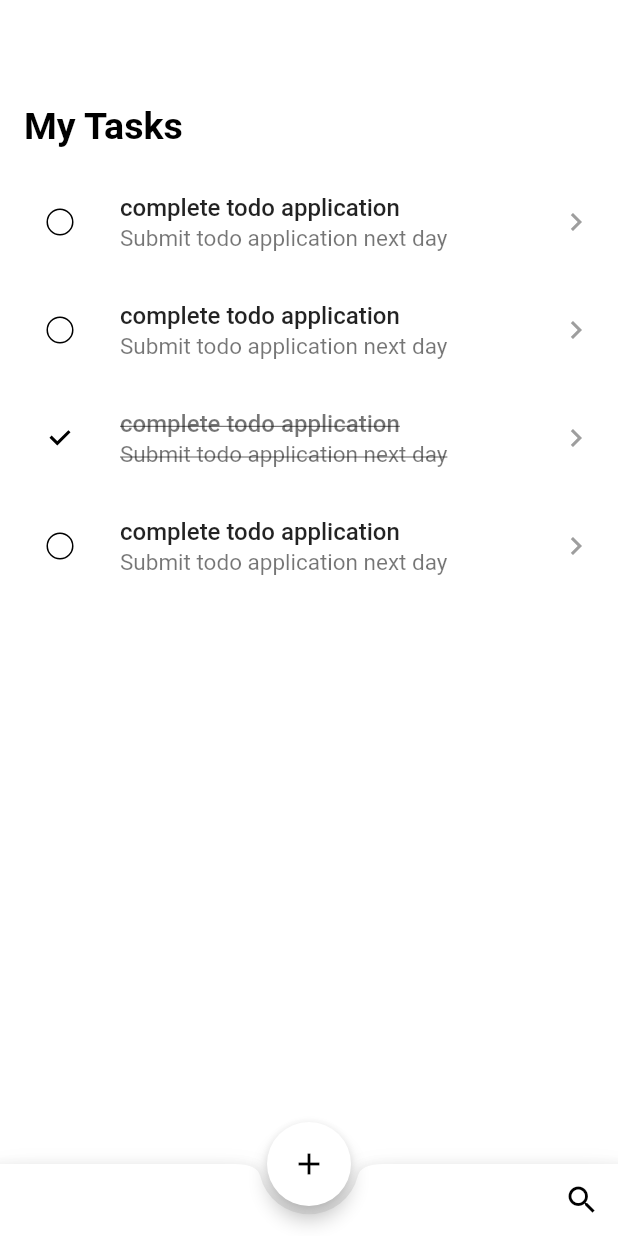
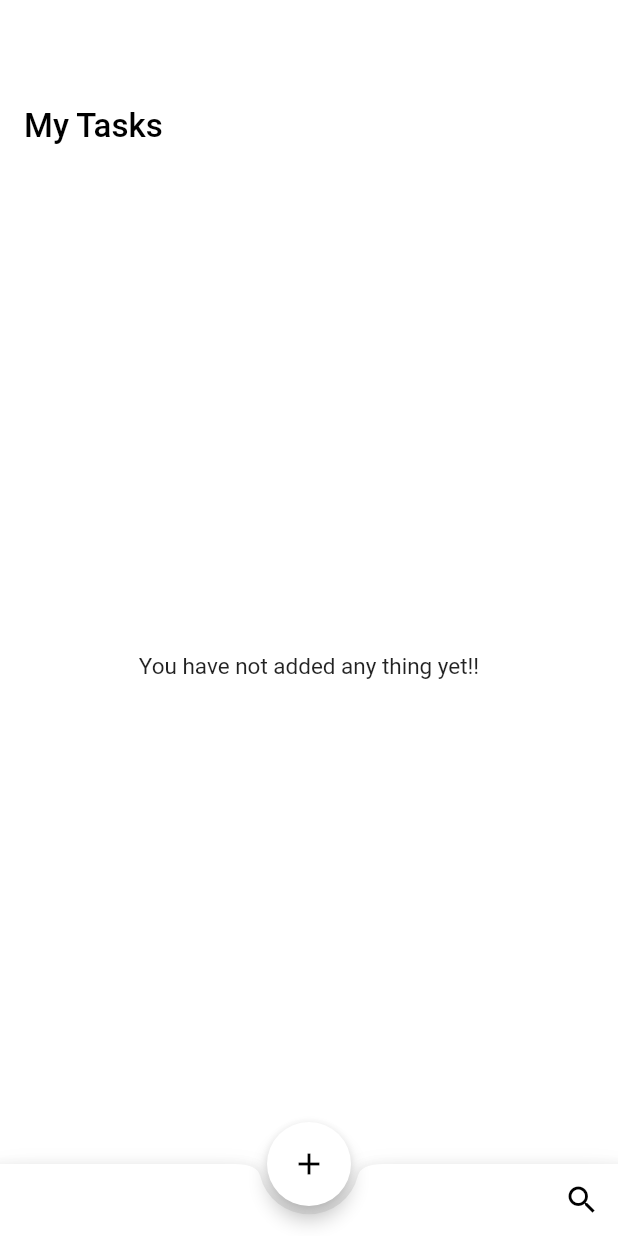
Before and after one commit to ShirishAryal/todo, a Flutter app: the screen it shows after launch, on a phone screen of 412 x 824 dp. Run offline on Flutter 3.47's test engine with Material 2 defaults, Android fonts, the phone set to English and light mode, and no system bars; our stand-ins replace bloc, equatable, flutter_bloc, rxdart, shared_preferences.

Commit message:
shared preference added to as local storage

```diff
--- a/lib/app/themes/app_theme.dart
+++ b/lib/app/themes/app_theme.dart
@@ -12,7 +12,8 @@ class AppTheme {
       appBarTheme: const AppBarTheme(
           systemOverlayStyle: SystemUiOverlayStyle(statusBarColor: Colors.white, statusBarIconBrightness: Brightness.dark),
           color: appcolor,
-            titleTextStyle: TextStyle(color: Colors.black, fontSize: 25, fontWeight: FontWeight.bold)),
+          iconTheme: IconThemeData(color: Colors.black),
+          titleTextStyle: TextStyle(color: Colors.black, fontSize: 22, fontWeight: FontWeight.w500)),
       colorScheme: ColorScheme.fromSwatch(
         accentColor: appcolor,
       ),
@@ -22,28 +23,53 @@ class AppTheme {
       iconTheme: const IconThemeData(
         color: Colors.black,
       ),
-        // primaryIconTheme: const IconThemeData(color: Colors.black),
-        // listTileTheme: const ListTileThemeData(iconColor: Colors.black),
       textTheme: const TextTheme(
         titleMedium: TextStyle(fontSize: 20, fontWeight: FontWeight.bold),
         bodyMedium: TextStyle(fontSize: 15),
       ),
-        floatingActionButtonTheme: const FloatingActionButtonThemeData(backgroundColor: appcolor, elevation: 5));
+      inputDecorationTheme: const InputDecorationTheme(
+          labelStyle: TextStyle(fontSize: 14, color: Colors.black, fontWeight: FontWeight.w500),
+          helperStyle: TextStyle(fontSize: 14),
+          border: OutlineInputBorder(borderSide: BorderSide(color: Colors.black, width: .5)),
+          focusedBorder: OutlineInputBorder(borderSide: BorderSide(color: Colors.black, width: .5))),
+      textSelectionTheme: const TextSelectionThemeData(
+        cursorColor: Colors.black,
+      ),
+      floatingActionButtonTheme: const FloatingActionButtonThemeData(backgroundColor: appcolor, elevation: 5),
+    );
   }
 
   static ThemeData get dark {
     return ThemeData(
+      primaryColor: appcolor,
+      scaffoldBackgroundColor: appcolor,
       appBarTheme: const AppBarTheme(
-        color: Color(0xFF000000),
-      ),
+          systemOverlayStyle: SystemUiOverlayStyle(statusBarColor: Colors.white, statusBarIconBrightness: Brightness.dark),
+          color: appcolor,
+          iconTheme: IconThemeData(color: Colors.black),
+          titleTextStyle: TextStyle(color: Colors.black, fontSize: 22, fontWeight: FontWeight.w500)),
       colorScheme: ColorScheme.fromSwatch(
-        brightness: Brightness.dark,
-        accentColor: const Color(0xFF000000),
+        accentColor: appcolor,
       ),
       snackBarTheme: const SnackBarThemeData(
         behavior: SnackBarBehavior.floating,
       ),
-      toggleableActiveColor: const Color(0xFF000000),
+      iconTheme: const IconThemeData(
+        color: Colors.black,
+      ),
+      textTheme: const TextTheme(
+        titleMedium: TextStyle(fontSize: 20, fontWeight: FontWeight.bold),
+        bodyMedium: TextStyle(fontSize: 15),
+      ),
+      inputDecorationTheme: const InputDecorationTheme(
+          labelStyle: TextStyle(fontSize: 14, color: Colors.black, fontWeight: FontWeight.w500),
+          helperStyle: TextStyle(fontSize: 14),
+          border: OutlineInputBorder(borderSide: BorderSide(color: Colors.black, width: .5)),
+          focusedBorder: OutlineInputBorder(borderSide: BorderSide(color: Colors.black, width: .5))),
+      textSelectionTheme: const TextSelectionThemeData(
+        cursorColor: Colors.black,
+      ),
+      floatingActionButtonTheme: const FloatingActionButtonThemeData(backgroundColor: appcolor, elevation: 5),
     );
   }
 }
--- a/lib/set_todo/bloc/set_todo_bloc.dart
+++ b/lib/set_todo/bloc/set_todo_bloc.dart
@@ -43,7 +43,7 @@ class SetTodoBloc extends Bloc<SetTodoEvent, SetTodoState> {
   ) async {
     emit(state.copyWith(status: SetTodoStatus.loading));
     final todo = (state.initialTodo ?? Todo(task: '', description: '')).copyWith(
-      title: state.task,
+      task: state.task,
       description: state.description,
     );
 
--- a/lib/todo/bloc/todo_bloc.dart
+++ b/lib/todo/bloc/todo_bloc.dart
@@ -35,7 +35,7 @@ class TodoBloc extends Bloc<TodoEvent, TodoState> {
     Emitter<TodoState> emit,
   ) async {
     emit(state.copyWith());
-    await _todoRepository.deleteTodo(event.todo.id!);
+    await _todoRepository.deleteTodo(event.todo.id);
   }
 
   Future<void> _onTodoCompleted(
--- a/lib/todo/widgets/todo_list_view.dart
+++ b/lib/todo/widgets/todo_list_view.dart
@@ -19,7 +19,6 @@ class TodoListTile extends StatelessWidget {
   Widget build(BuildContext context) {
     final theme = Theme.of(context);
     final captionColor = theme.textTheme.caption?.color;
-    // final captionColor = Colors.red;
 
     return Dismissible(
       key: Key('todoListTile_dismissible_${todo.id}'),
@@ -64,12 +63,6 @@ class TodoListTile extends StatelessWidget {
           value: todo.completed,
           onChanged: onToggleCompleted == null ? null : (value) => onToggleCompleted!(value!),
         ),
-        trailing: onTap == null
-            ? null
-            : const Icon(
-                Icons.chevron_right,
-                color: Colors.grey,
-              ),
       ),
     );
   }
--- a/packages/local_storage/lib/local_storage.dart
+++ b/packages/local_storage/lib/local_storage.dart
@@ -1,3 +1,4 @@
 library local_storage;
 
 export './src/local_storage.dart';
+export 'package:shared_preferences/shared_preferences.dart' show SharedPreferences;
--- a/packages/local_storage/lib/src/local_storage.dart
+++ b/packages/local_storage/lib/src/local_storage.dart
@@ -1,34 +1,45 @@
+import 'dart:convert';
+import 'dart:async';
+
 import 'package:rxdart/rxdart.dart';
+import 'package:shared_preferences/shared_preferences.dart';
 import 'package:todo_api/todo_api.dart';
 
 class LocalStorage extends TodoApi {
-  LocalStorage() {
+  final SharedPreferences _plugin;
+  LocalStorage({
+    required SharedPreferences plugin,
+  }) : _plugin = plugin {
     _init();
   }
+  static const kTodosCollectionKey = '__todos_collection_key__';
 
-  final List<Todo> _todoList = [
-    Todo(
-      task: 'complete todo application',
-      description: 'Submit todo application next day',
-    ),
-    Todo(
-      task: 'complete todo application',
-      description: 'Submit todo application next day',
-    ),
-    Todo(
-      task: 'complete todo application',
-      description: 'Submit todo application next day',
-      completed: true,
-    ),
-    Todo(
-      task: 'complete todo application',
-      description: 'Submit todo application next day',
-    )
-  ];
+  // LocalStorage() {
+  //   _init();
+  // }
+  // final List<Todo> _todoList = [
+  //   Todo(
+  //     task: 'complete todo application',
+  //     description: 'Submit todo application next day',
+  //   ),
+  // ];
+
   final _todoStreamController = BehaviorSubject<List<Todo>>.seeded(const []);
+  String? _getValue(String key) => _plugin.getString(key);
+  Future<void> _setValue(String key, String value) => _plugin.setString(key, value);
 
   void _init() {
-    _todoStreamController.add(_todoList);
+    final todosJson = _getValue(kTodosCollectionKey);
+    if (todosJson != null) {
+      final todos = List<Map<dynamic, dynamic>>.from(
+        json.decode(todosJson) as List,
+      ).map((jsonMap) => Todo.fromJson(Map<String, dynamic>.from(jsonMap))).toList();
+      _todoStreamController.add(todos);
+    } else {
+      _todoStreamController.add(const []);
+    }
+
+    // _todoStreamController.add(_todoList);
   }
 
   @override
@@ -45,20 +56,34 @@ class LocalStorage extends TodoApi {
       throw TodoNotFoundException();
     } else {
       todos.removeAt(index);
+      _todoStreamController.add(todos);
+      return _setValue(kTodosCollectionKey, json.encode(todos));
     }
-    _todoStreamController.add(todos);
-    _todoList.removeWhere((element) => element.id == id);
+    // _todoStreamController.add(todos);
+    // _todoList.removeWhere((element) => element.id == id);
   }
 
   @override
   Future<void> saveTodo(Todo todo) async {
+    print('save todo called');
     final todos = [..._todoStreamController.value];
-    final index = todos.indexWhere((element) => element.id == todo.id);
-    if (index >= 0) {
-      todos[index] = todo;
+    final todoIndex = todos.indexWhere((t) => t.id == todo.id);
+    if (todoIndex >= 0) {
+      todos[todoIndex] = todo;
     } else {
       todos.add(todo);
     }
+
     _todoStreamController.add(todos);
+    return _setValue(kTodosCollectionKey, json.encode(todos));
+    // final todos = [..._todoStreamController.value];
+    // final index = todos.indexWhere((element) => element.id == todo.id);
+    // if (index >= 0) {
+    //   todos[index] = todo;
+    // } else {
+    //   todos.add(todo);
+    // }
+    // _todoStreamController.add(todos);
+    // return _setValue(kTodosCollectionKey, json.encode(todos));
   }
 }
--- a/packages/local_storage/pubspec.yaml
+++ b/packages/local_storage/pubspec.yaml
@@ -12,6 +12,7 @@ dependencies:
   flutter:
     sdk: flutter
   rxdart: ^0.27.7
+  shared_preferences: ^2.0.15
   todo_api:
     path: ../todo_api
 dev_dependencies:
--- /dev/null
+++ b/packages/todo_api/lib/src/models/json_map.dart
@@ -0,0 +1,2 @@
+/// The type definition for a JSON-serializable [Map].
+typedef JsonMap = Map<String, dynamic>;
--- a/packages/todo_api/lib/src/models/model.dart
+++ b/packages/todo_api/lib/src/models/model.dart
@@ -1 +1,3 @@
-export 'todo_model.dart';
+// export 'todo_model.dart';
+export 'json_map.dart';
+export 'todo.dart';
--- /dev/null
+++ b/packages/todo_api/lib/src/models/todo.dart
@@ -0,0 +1,44 @@
+import 'package:equatable/equatable.dart';
+import 'package:uuid/uuid.dart';
+
+import 'json_map.dart';
+
+part 'todo.g.dart';
+
+class Todo extends Equatable {
+  Todo({
+    String? id,
+    required this.task,
+    this.description = '',
+    this.completed = false,
+  })  : assert(
+          id == null || id.isNotEmpty,
+          'id can not be null and should be empty',
+        ),
+        id = id ?? const Uuid().v4();
+
+  final String id;
+  final String task;
+  final String description;
+  final bool completed;
+
+  Todo copyWith({
+    String? id,
+    String? task,
+    String? description,
+    bool? completed,
+  }) {
+    return Todo(
+      id: id ?? this.id,
+      task: task ?? this.task,
+      description: description ?? this.description,
+      completed: completed ?? this.completed,
+    );
+  }
+
+  static Todo fromJson(JsonMap json) => _$TodoFromJson(json);
+  JsonMap toJson() => _$TodoToJson(this);
+
+  @override
+  List<Object> get props => [id, task, description, completed];
+}
--- a/pubspec.yaml
+++ b/pubspec.yaml
@@ -14,6 +14,8 @@ dependencies:
     path: packages/todo_repository
   local_storage:
     path: packages/local_storage
+  shared_preferences: ^2.0.15
+
 
 dev_dependencies:
   flutter_test:
```
Also changed, not shown: lib/main.dart (+5 -2 lines), lib/set_todo/view/set_todo_page.dart (+12 -6 lines), packages/todo_api/lib/src/models/todo.g.dart (added), pubspec.lock. Lines whose indentation alone changed are shown as unchanged.
